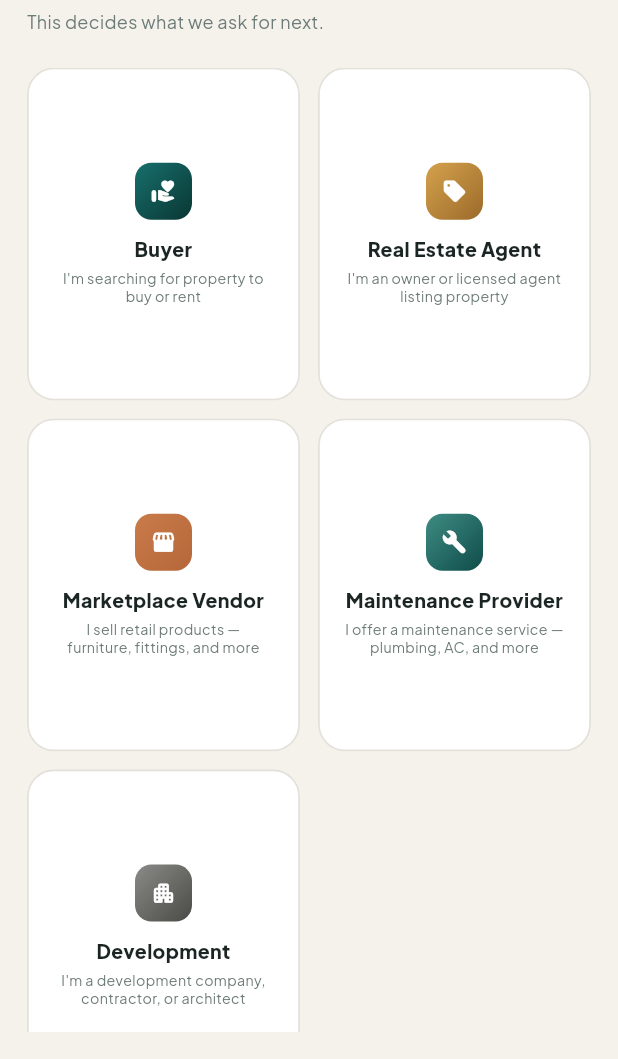
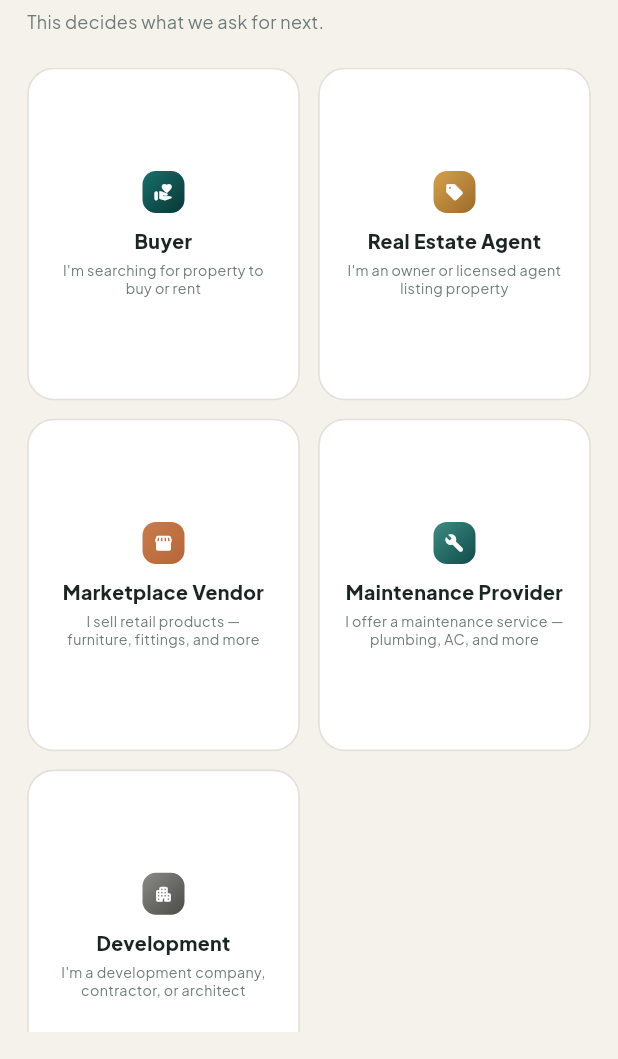
Before and after one commit to talalscorpions-dotcom/Aqary33, a Flutter app: the RoleChoiceScreen screen opened directly, on a phone screen of 412 x 824 dp, the part 177-1236 px from its top. Run offline on Flutter 3.47's test engine with Material 3 defaults, Android fonts, the phone set to English and light mode, and no system bars; our stand-ins replace google_fonts, shared_preferences; accounts and stored records are empty.

Commit message:
Shrink role tile icons further for a cleaner look
38x38 -> 28x28 badge, glyph 17 -> 13. Icon now reads as a small marker
next to the label instead of competing with it for attention.

Co-Authored-By: Claude Sonnet 5 <noreply@anthropic.com>
Claude-Session: https://claude.ai/code/session_01H6oahvENe6WVsJQjenBGDc

```diff
--- a/aqary_app/lib/screens/onboarding/role_choice_screen.dart
+++ b/aqary_app/lib/screens/onboarding/role_choice_screen.dart
@@ -170,15 +170,15 @@ class _RoleTile extends StatelessWidget {
             mainAxisAlignment: MainAxisAlignment.center,
             children: [
               Container(
-                width: 38,
-                height: 38,
+                width: 28,
+                height: 28,
                 decoration: BoxDecoration(
-                  borderRadius: BorderRadius.circular(11),
+                  borderRadius: BorderRadius.circular(9),
                   gradient: LinearGradient(colors: option.gradient, begin: Alignment.topLeft, end: Alignment.bottomRight),
                 ),
-                child: Icon(option.icon, color: Colors.white, size: 17),
+                child: Icon(option.icon, color: Colors.white, size: 13),
               ),
-              const SizedBox(height: 10),
+              const SizedBox(height: 9),
               Text(option.title, textAlign: TextAlign.center, style: const TextStyle(fontSize: 13, fontWeight: FontWeight.w800, color: AppColors.ink)),
               const SizedBox(height: 4),
               Text(option.subtitle, textAlign: TextAlign.center, style: const TextStyle(fontSize: 9.5, color: AppColors.mute, height: 1.25)),
```
